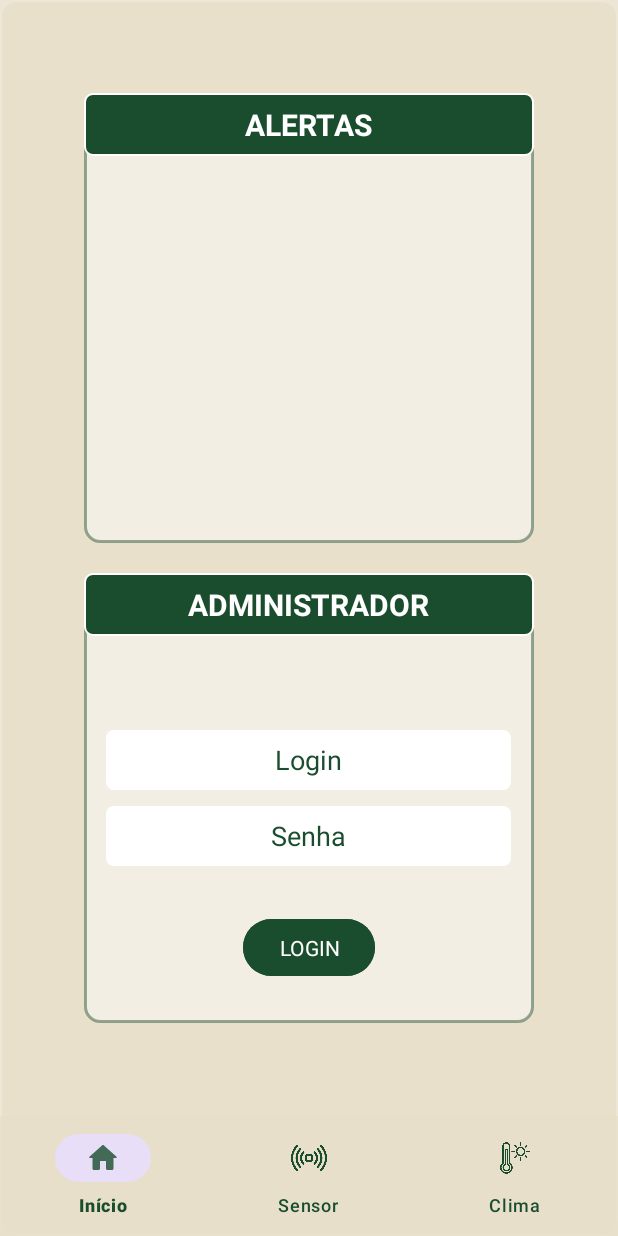
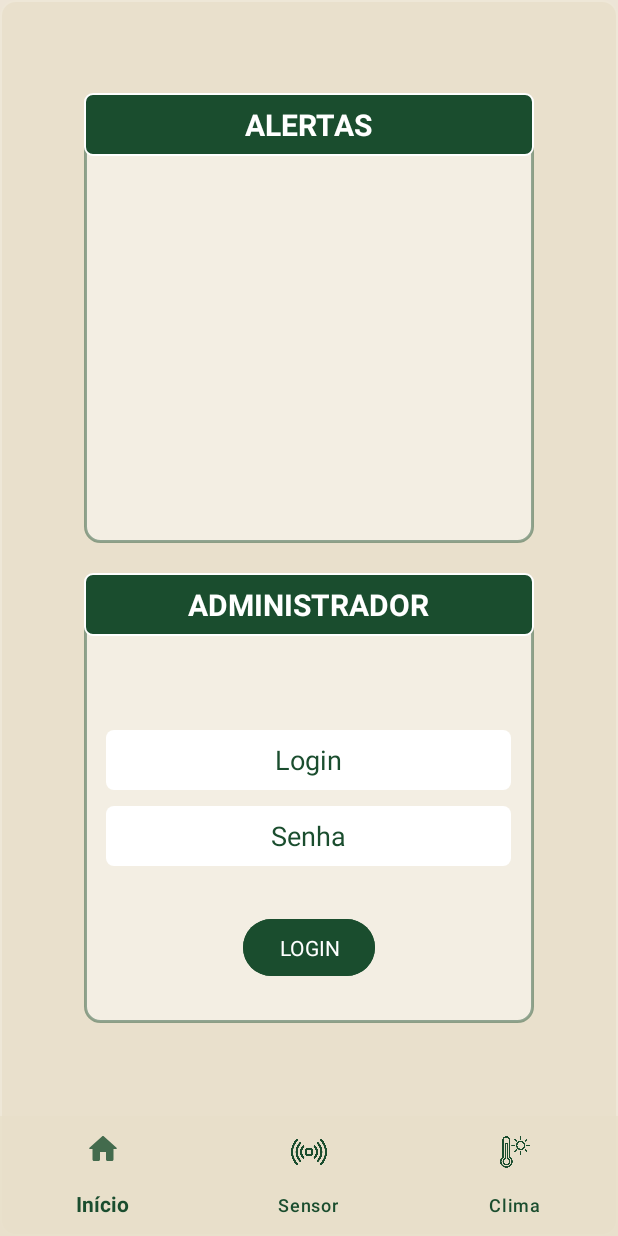
Before and after one commit to kauanrodrigues14/ProjetoJuquery, an Android app: the PaginaInicial screen opened directly, with no data from a screen before it, on a phone screen of 412 x 824 dp. Run offline under Robolectric (Android 15) with nearby library versions, the phone set to English and light mode, and no system bars; Roboto replaces fonts that are not available here.

Commit message:
App 90%, Only misses alert page

```diff
--- a/app/src/main/res/layout/activity_pagina_inicial.xml
+++ b/app/src/main/res/layout/activity_pagina_inicial.xml
@@ -20,9 +20,12 @@
         android:id="@+id/navView"
         android:layout_width="match_parent"
         android:layout_height="wrap_content"
+        app:itemTextAppearanceActive="@color/VerdeLima"
+        android:color = "@color/corFundo"
+        app:itemActiveIndicatorStyle="@color/white"
         app:backgroundTint="@color/corFundo"
         app:itemIconTint="@color/primaryColor"
-        app:itemRippleColor="@color/primaryColor"
+        app:itemRippleColor="@color/white"
         app:itemTextColor="@color/primaryColor"
         app:layout_constraintBottom_toBottomOf="@+id/frame_container"
         app:layout_constraintEnd_toEndOf="parent"
--- a/app/src/main/res/menu/bottom_nav.xml
+++ b/app/src/main/res/menu/bottom_nav.xml
@@ -17,6 +17,7 @@
     <item
         android:id="@+id/Clima"
         android:enabled="true"
+        android:state_checked="true"
         android:icon="@drawable/clima"
 
         android:title="Clima" />
```
